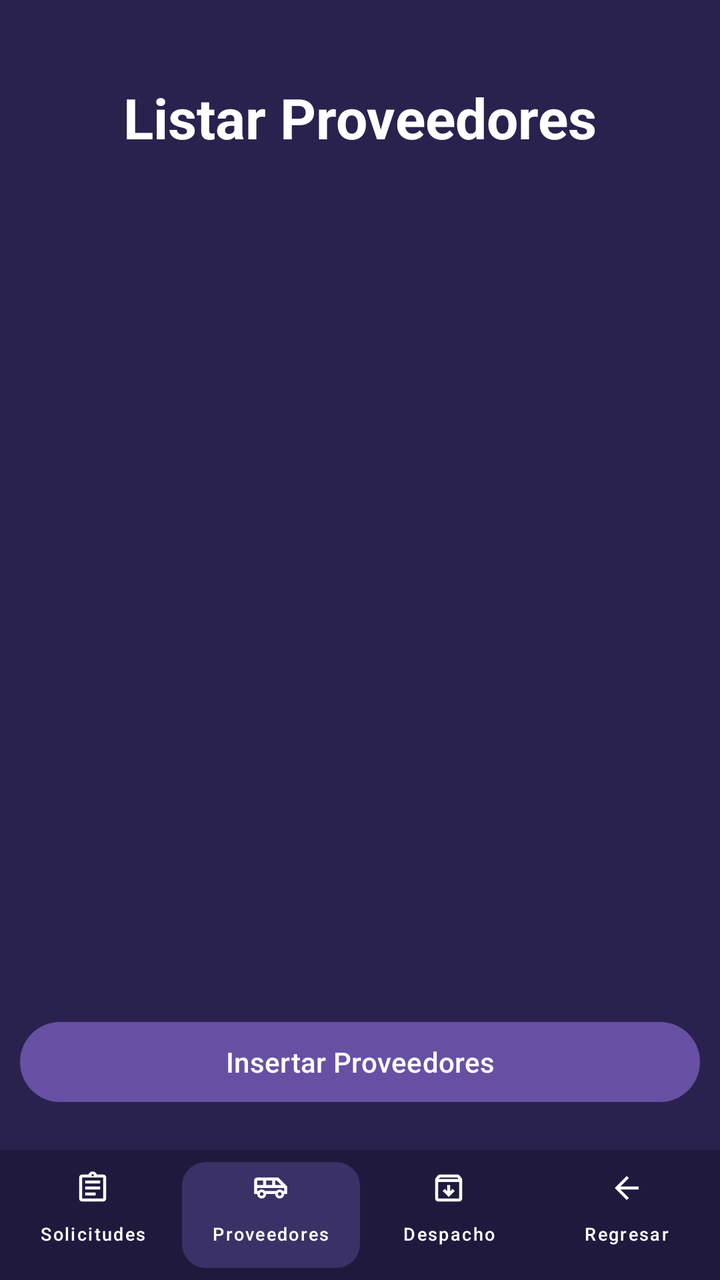
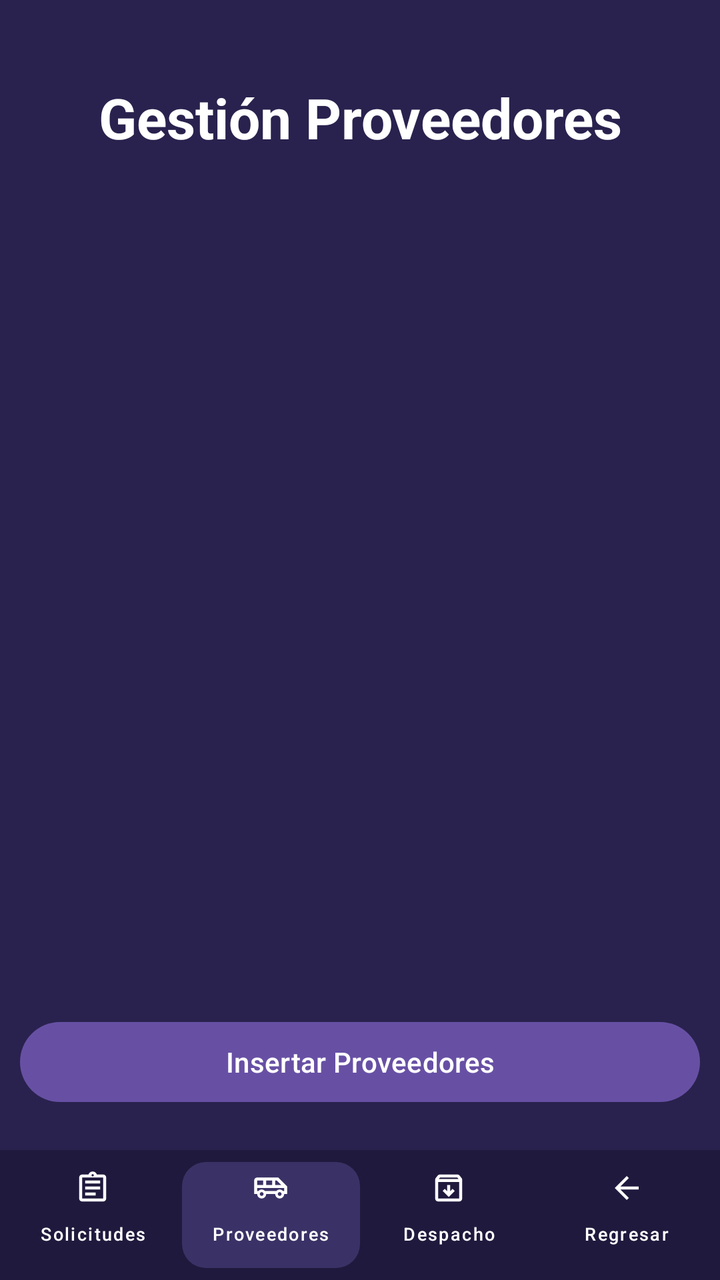

Screens rendered from an Android XML layout before and after an edit, with the pre-edit source and the edit as a unified diff.
<!-- AndroidManifest.xml: application theme Theme.AlcamenProyectoFinal -->
<!-- res/layout/activity_frm_listar_proveedores.xml -->
<?xml version="1.0" encoding="utf-8"?>
<androidx.constraintlayout.widget.ConstraintLayout xmlns:android="http://schemas.android.com/apk/res/android"
    xmlns:app="http://schemas.android.com/apk/res-auto"
    xmlns:tools="http://schemas.android.com/tools"
    android:id="@+id/main"
    android:layout_width="match_parent"
    android:layout_height="match_parent"
    android:background="#29224E"
    tools:context=".Vista.frmListarProveedores">

    <TextView
        android:id="@+id/tvTituloListarProveedores"
        android:layout_width="wrap_content"
        android:layout_height="wrap_content"
        android:layout_marginTop="40dp"
        android:text="Listar Proveedores"
        android:textColor="#FFFFFF"
        android:textSize="28sp"
        android:textStyle="bold"
        app:layout_constraintEnd_toEndOf="parent"
        app:layout_constraintStart_toStartOf="parent"
        app:layout_constraintTop_toTopOf="parent" />

    <androidx.recyclerview.widget.RecyclerView
        android:id="@+id/rvProveedores"
        android:layout_width="0dp"
        android:layout_height="0dp"
        android:layout_marginTop="16dp"
        android:layout_marginBottom="12dp"
        android:clipToPadding="false"
        android:paddingBottom="8dp"
        app:layout_constraintBottom_toTopOf="@+id/containerBotones"
        app:layout_constraintEnd_toEndOf="parent"
        app:layout_constraintStart_toStartOf="parent"
        app:layout_constraintTop_toBottomOf="@+id/tvTituloListarProveedores"
        tools:listitem="@layout/item_proveedor" />

    <LinearLayout
        android:id="@+id/containerBotones"
        android:layout_width="340dp"
        android:layout_height="wrap_content"
        android:layout_marginBottom="12dp"
        android:orientation="vertical"
        app:layout_constraintBottom_toTopOf="@+id/footerJefeAlmacen"
        app:layout_constraintEnd_toEndOf="parent"
        app:layout_constraintStart_toStartOf="parent">

        <Button
            android:id="@+id/button78"
            android:layout_width="match_parent"
            android:layout_height="wrap_content"
            android:layout_marginBottom="8dp"
            android:onClick="btnInsertarProveedores"
            android:text="Insertar Proveedores" />

    </LinearLayout>

    <LinearLayout
        android:id="@+id/footerJefeAlmacen"
        android:layout_width="match_parent"
        android:layout_height="65dp"
        android:layout_alignParentBottom="true"
        android:background="#1F1A3D"
        android:gravity="center_vertical"
        android:orientation="horizontal"
        android:paddingHorizontal="2dp"
        app:layout_constraintBottom_toBottomOf="parent"
        app:layout_constraintEnd_toEndOf="parent"
        app:layout_constraintStart_toStartOf="parent">

        <com.google.android.material.button.MaterialButton
            android:id="@+id/btnSolicitudes"
            style="@style/Widget.MaterialComponents.Button.TextButton"
            android:layout_width="0dp"
            android:layout_height="65dp"
            android:layout_weight="1"
            android:paddingLeft="0dp"
            android:paddingRight="0dp"
            android:text="Solicitudes"
            android:textColor="@android:color/white"
            android:textSize="9sp"
            app:icon="@drawable/ic_assignment"
            app:iconGravity="top"
            app:iconPadding="1dp"
            app:iconSize="18dp"
            app:iconTint="@android:color/white"
            app:textAllCaps="false" />

        <com.google.android.material.button.MaterialButton
            android:id="@+id/btnProveedores"
            style="@style/Widget.MaterialComponents.Button.UnelevatedButton"
            android:layout_width="0dp"
            android:layout_height="65dp"
            android:layout_marginVertical="6dp"
            android:layout_weight="1"
            android:paddingLeft="0dp"
            android:paddingRight="0dp"
            android:text="Proveedores"
            android:textColor="@android:color/white"
            android:textSize="9sp"
            app:backgroundTint="#3A3266"
            app:cornerRadius="12dp"
            app:icon="@drawable/ic_local_shipping"
            app:iconGravity="top"
            app:iconPadding="1dp"
            app:iconSize="18dp"
            app:iconTint="@android:color/white"
            app:textAllCaps="false" />

        <com.google.android.material.button.MaterialButton
            android:id="@+id/btnDespacho"
            style="@style/Widget.MaterialComponents.Button.TextButton"
            android:layout_width="0dp"
            android:layout_height="match_parent"
            android:layout_weight="1"
            android:paddingLeft="0dp"
            android:paddingRight="0dp"
            android:text="Despacho"
            android:textColor="@android:color/white"
            android:textSize="9sp"
            app:icon="@drawable/ic_list_alt"
            app:iconGravity="top"
            app:iconPadding="1dp"
            app:iconSize="18dp"
            app:iconTint="@android:color/white"
            app:textAllCaps="false" />

        <com.google.android.material.button.MaterialButton
            android:id="@+id/btnRegresar"
            style="@style/Widget.MaterialComponents.Button.TextButton"
            android:layout_width="0dp"
            android:layout_height="match_parent"
            android:layout_weight="1"
            android:paddingLeft="0dp"
            android:paddingRight="0dp"
            android:text="Regresar"
            android:textColor="@android:color/white"
            android:textSize="9sp"
            app:icon="@drawable/ic_arrow_back"
            app:iconGravity="top"
            app:iconPadding="1dp"
            app:iconSize="18dp"
            app:iconTint="@android:color/white"
            app:textAllCaps="false" />

    </LinearLayout>

</androidx.constraintlayout.widget.ConstraintLayout>
<!-- res/layout/item_proveedor.xml (included above) -->
<?xml version="1.0" encoding="utf-8"?>
<androidx.cardview.widget.CardView
    xmlns:android="http://schemas.android.com/apk/res/android"
    xmlns:app="http://schemas.android.com/apk/res-auto"
    android:layout_width="match_parent"
    android:layout_height="wrap_content"
    android:layout_marginHorizontal="16dp"
    android:layout_marginVertical="6dp"
    app:cardBackgroundColor="#2A2450"
    app:cardCornerRadius="12dp"
    app:cardElevation="4dp">

    <LinearLayout
        android:layout_width="match_parent"
        android:layout_height="wrap_content"
        android:orientation="horizontal"
        android:padding="16dp">

        
        <View
            android:layout_width="4dp"
            android:layout_height="match_parent"
            android:background="#3B82F6"
            android:layout_marginEnd="12dp" />

        
        <LinearLayout
            android:layout_width="0dp"
            android:layout_height="wrap_content"
            android:layout_weight="1"
            android:orientation="vertical">

            
            <TextView
                android:id="@+id/tvRazonSocial"
                android:layout_width="wrap_content"
                android:layout_height="wrap_content"
                android:text="Razón Social"
                android:textColor="#FFFFFF"
                android:textSize="17sp"
                android:textStyle="bold" />

            
            <TextView
                android:id="@+id/tvContacto"
                android:layout_width="wrap_content"
                android:layout_height="wrap_content"
                android:layout_marginTop="2dp"
                android:text="Contacto: Nombre Apellido"
                android:textColor="#A78BFA"
                android:textSize="14sp" />

            
            <TextView
                android:id="@+id/tvDetallesProveedor"
                android:layout_width="wrap_content"
                android:layout_height="wrap_content"
                android:layout_marginTop="6dp"
                android:text="Teléfono: 987654321 | Cód: PRV001"
                android:textColor="#B3FFFFFF"
                android:textSize="12sp" />
        </LinearLayout>

        <LinearLayout
            android:layout_width="wrap_content"
            android:layout_height="wrap_content"
            android:orientation="vertical"
            android:gravity="center"
            android:layout_marginStart="8dp">

            <ImageButton
                android:id="@+id/btnEditarProveedor"
                android:layout_width="36dp"
                android:layout_height="36dp"
                android:padding="6dp"
                android:background="?attr/selectableItemBackgroundBorderless"
                android:contentDescription="Editar proveedor"
                android:src="@android:drawable/ic_menu_edit"
                app:tint="#FFFFFF"/>

            <ImageButton
                android:id="@+id/btnEliminarProveedor"
                android:layout_width="36dp"
                android:layout_height="36dp"
                android:layout_marginTop="4dp"
                android:padding="6dp"
                android:background="?attr/selectableItemBackgroundBorderless"
                android:contentDescription="Eliminar proveedor"
                android:src="@android:drawable/ic_menu_close_clear_cancel"
                app:tint="#FFFFFF"/>
        </LinearLayout>

    </LinearLayout>

</androidx.cardview.widget.CardView>
<!-- resources referenced by this layout -->
<resources>
  <!-- drawable ic_arrow_back (drawable) -->
  <vector xmlns:android="http://schemas.android.com/apk/res/android" android:autoMirrored="true" android:height="24dp" android:tint="#000000" android:viewportHeight="960" android:viewportWidth="960" android:width="24dp">
        
      <path android:fillColor="@android:color/white" android:pathData="M313,520L537,744L480,800L160,480L480,160L537,216L313,440L800,440L800,520L313,520Z"/>
      
  </vector>
  <!-- drawable ic_assignment (drawable) -->
  <vector xmlns:android="http://schemas.android.com/apk/res/android" android:autoMirrored="true" android:height="24dp" android:tint="#000000" android:viewportHeight="960" android:viewportWidth="960" android:width="24dp">
        
      <path android:fillColor="@android:color/white" android:pathData="M200,840Q167,840 143.5,816.5Q120,793 120,760L120,200Q120,167 143.5,143.5Q167,120 200,120L368,120Q381,84 411.5,62Q442,40 480,40Q518,40 548.5,62Q579,84 592,120L760,120Q793,120 816.5,143.5Q840,167 840,200L840,760Q840,793 816.5,816.5Q793,840 760,840L200,840ZM200,760L760,760Q760,760 760,760Q760,760 760,760L760,200Q760,200 760,200Q760,200 760,200L200,200Q200,200 200,200Q200,200 200,200L200,760Q200,760 200,760Q200,760 200,760ZM280,680L560,680L560,600L280,600L280,680ZM280,520L680,520L680,440L280,440L280,520ZM280,360L680,360L680,280L280,280L280,360ZM501.5,161.5Q510,153 510,140Q510,127 501.5,118.5Q493,110 480,110Q467,110 458.5,118.5Q450,127 450,140Q450,153 458.5,161.5Q467,170 480,170Q493,170 501.5,161.5ZM200,760Q200,760 200,760Q200,760 200,760L200,200Q200,200 200,200Q200,200 200,200L200,200Q200,200 200,200Q200,200 200,200L200,760Q200,760 200,760Q200,760 200,760Z"/>
      
  </vector>
  <!-- drawable ic_list_alt (drawable) -->
  <vector xmlns:android="http://schemas.android.com/apk/res/android" android:height="24dp" android:tint="#000000" android:viewportHeight="960" android:viewportWidth="960" android:width="24dp">
        
      <path android:fillColor="@android:color/white" android:pathData="M480,720L640,560L584,504L520,568L520,400L440,400L440,568L376,504L320,560L480,720ZM200,320L200,760Q200,760 200,760Q200,760 200,760L760,760Q760,760 760,760Q760,760 760,760L760,320L200,320ZM200,840Q167,840 143.5,816.5Q120,793 120,760L120,261Q120,247 124.5,234Q129,221 138,210L188,149Q199,135 215.5,127.5Q232,120 250,120L710,120Q728,120 744.5,127.5Q761,135 772,149L822,210Q831,221 835.5,234Q840,247 840,261L840,760Q840,793 816.5,816.5Q793,840 760,840L200,840ZM216,240L744,240L710,200Q710,200 710,200Q710,200 710,200L250,200Q250,200 250,200Q250,200 250,200L216,240ZM480,540L480,540L480,540Q480,540 480,540Q480,540 480,540L480,540Q480,540 480,540Q480,540 480,540Z"/>
      
  </vector>
  <style name="Theme.AlcamenProyectoFinal" parent="Base.Theme.AlcamenProyectoFinal" />
  <style name="Base.Theme.AlcamenProyectoFinal" parent="Theme.Material3.DayNight.NoActionBar">
          
          
      </style>
  <!-- unchanged entries left out for length: 1 -->
</resources>

<!-- the commit's change to res/layout/activity_frm_listar_proveedores.xml (unified diff, before → after) -->
@@ -13,7 +13,7 @@
         android:layout_width="wrap_content"
         android:layout_height="wrap_content"
         android:layout_marginTop="40dp"
-        android:text="Listar Proveedores"
+        android:text="Gestión Proveedores"
         android:textColor="#FFFFFF"
         android:textSize="28sp"
         android:textStyle="bold"
